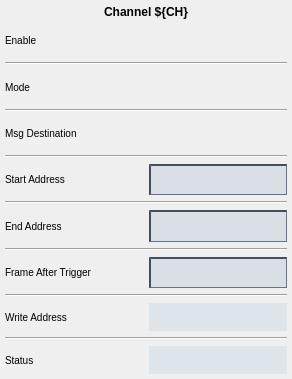
cristinasewell/ATCA_PyDM_Screens, file waveform_engine.ui: the form before one commit.
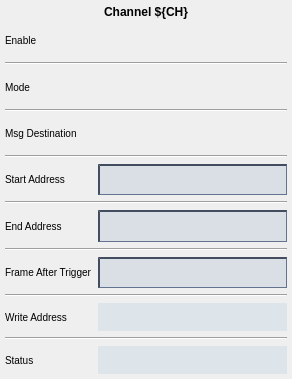
The form after the commit. Custom widgets are drawn as their Qt base class.

Commit message: WIP - trying layout number 3

Patch:
```diff
--- a/waveform_engine.ui
+++ b/waveform_engine.ui
@@ -89,7 +89,7 @@
     </widget>
    </item>
    <item>
-    <layout class="QGridLayout" name="gridLayout_2">
+    <layout class="QGridLayout" name="gridLayout_2" columnstretch="0,1" columnminimumwidth="0,1">
      <item row="10" column="0">
       <widget class="QLabel" name="label_8">
        <property name="sizePolicy">
```
The commit also changes 4 other files.
